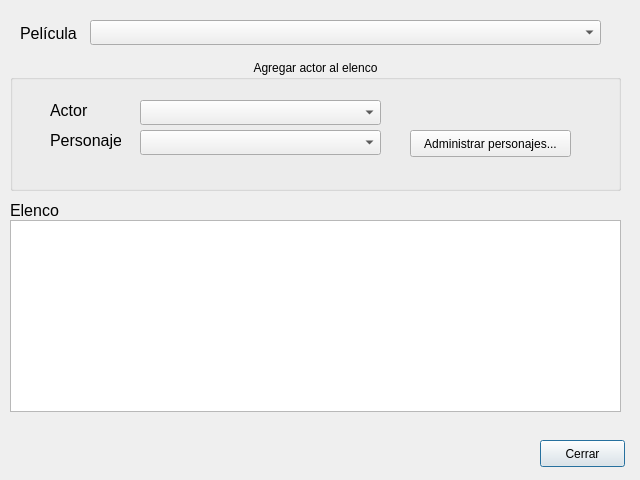
Old version of the form Programa/ui_files/ElencoDialog.ui in the repository fr4j4/TrabajoTallerConstruccionSw.
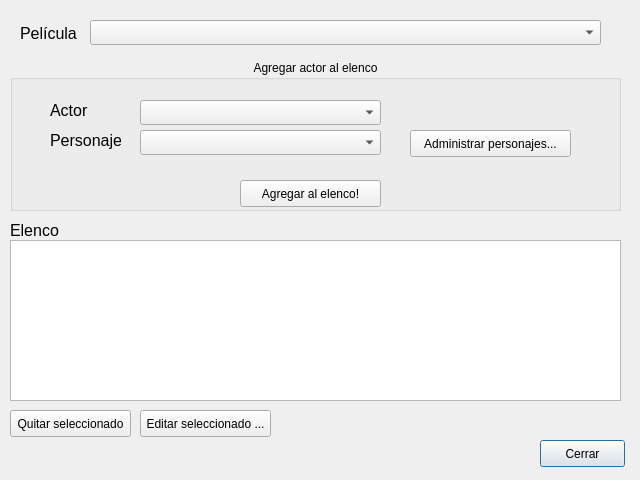
New version of the form.

Commit message: Agregar a elenco!

```diff
--- a/Programa/ui_files/ElencoDialog.ui
+++ b/Programa/ui_files/ElencoDialog.ui
@@ -30,9 +30,9 @@
    <property name="geometry">
     <rect>
      <x>10</x>
-     <y>220</y>
+     <y>240</y>
      <width>611</width>
-     <height>192</height>
+     <height>161</height>
     </rect>
    </property>
   </widget>
@@ -70,7 +70,7 @@
      <x>10</x>
      <y>60</y>
      <width>611</width>
-     <height>131</height>
+     <height>151</height>
     </rect>
    </property>
    <property name="styleSheet">
@@ -154,12 +154,41 @@
      <string>Administrar personajes...</string>
     </property>
    </widget>
+   <widget class="QPushButton" name="BAgregar">
+    <property name="geometry">
+     <rect>
+      <x>230</x>
+      <y>120</y>
+      <width>141</width>
+      <height>27</height>
+     </rect>
+    </property>
+    <property name="text">
+     <string>Agregar al elenco!</string>
+    </property>
+   </widget>
+   <widget class="QLabel" name="message_label">
+    <property name="geometry">
+     <rect>
+      <x>160</x>
+      <y>10</y>
+      <width>431</width>
+      <height>16</height>
+     </rect>
+    </property>
+    <property name="styleSheet">
+     <string notr="true">color:red;</string>
+    </property>
+    <property name="text">
+     <string/>
+    </property>
+   </widget>
   </widget>
   <widget class="QLabel" name="label_4">
    <property name="geometry">
     <rect>
      <x>10</x>
-     <y>200</y>
+     <y>220</y>
      <width>71</width>
      <height>21</height>
     </rect>
@@ -173,6 +202,32 @@
     <string>Elenco</string>
    </property>
   </widget>
+  <widget class="QPushButton" name="pushButton">
+   <property name="geometry">
+    <rect>
+     <x>10</x>
+     <y>410</y>
+     <width>121</width>
+     <height>27</height>
+    </rect>
+   </property>
+   <property name="text">
+    <string>Quitar seleccionado</string>
+   </property>
+  </widget>
+  <widget class="QPushButton" name="pushButton_2">
+   <property name="geometry">
+    <rect>
+     <x>140</x>
+     <y>410</y>
+     <width>131</width>
+     <height>27</height>
+    </rect>
+   </property>
+   <property name="text">
+    <string>Editar seleccionado ...</string>
+   </property>
+  </widget>
  </widget>
  <resources/>
  <connections/>
```
Left out of the diff: 2 changed lines with no effect on the pictures. The commit also changes 5 other files.
